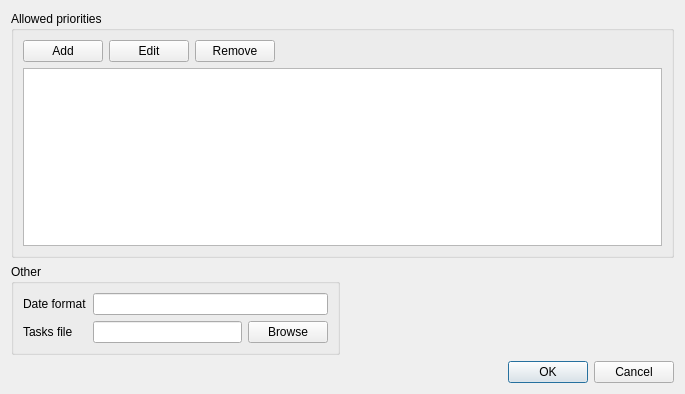
monti-tls/organizer, file settingswizard.ui: the form before one commit.
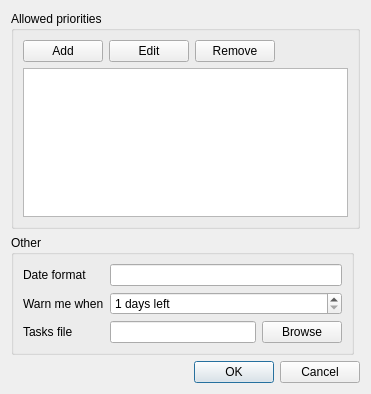
The form after the commit.

```diff
--- a/settingswizard.ui
+++ b/settingswizard.ui
@@ -6,7 +6,7 @@
    <rect>
     <x>0</x>
     <y>0</y>
-    <width>685</width>
+    <width>371</width>
     <height>394</height>
    </rect>
   </property>
@@ -95,6 +95,16 @@
       <string>Other</string>
      </property>
      <layout class="QGridLayout" name="gridLayout">
+      <item row="2" column="2">
+       <widget class="QPushButton" name="browseTasksFile">
+        <property name="text">
+         <string>Browse</string>
+        </property>
+       </widget>
+      </item>
+      <item row="0" column="1" colspan="2">
+       <widget class="QLineEdit" name="dateFormat"/>
+      </item>
       <item row="0" column="0">
        <widget class="QLabel" name="label">
         <property name="text">
@@ -102,42 +112,39 @@
         </property>
        </widget>
       </item>
-      <item row="1" column="1">
+      <item row="2" column="1">
        <widget class="QLineEdit" name="tasksFile"/>
       </item>
-      <item row="1" column="0">
+      <item row="2" column="0">
        <widget class="QLabel" name="label_2">
         <property name="text">
          <string>Tasks file</string>
         </property>
        </widget>
       </item>
-      <item row="1" column="2">
-       <widget class="QPushButton" name="browseTasksFile">
+      <item row="1" column="0">
+       <widget class="QLabel" name="label_3">
         <property name="text">
-         <string>Browse</string>
+         <string>Warn me when</string>
         </property>
        </widget>
       </item>
-      <item row="0" column="1" colspan="2">
-       <widget class="QLineEdit" name="dateFormat"/>
+      <item row="1" column="1" colspan="2">
+       <widget class="QSpinBox" name="daysLeft">
+        <property name="suffix">
+         <string> days left</string>
+        </property>
+        <property name="minimum">
+         <number>1</number>
+        </property>
+        <property name="maximum">
+         <number>16</number>
+        </property>
+       </widget>
       </item>
      </layout>
     </widget>
    </item>
-   <item row="1" column="1">
-    <spacer name="horizontalSpacer">
-     <property name="orientation">
-      <enum>Qt::Horizontal</enum>
-     </property>
-     <property name="sizeHint" stdset="0">
-      <size>
-       <width>40</width>
-       <height>20</height>
-      </size>
-     </property>
-    </spacer>
-   </item>
   </layout>
  </widget>
  <resources/>
```
